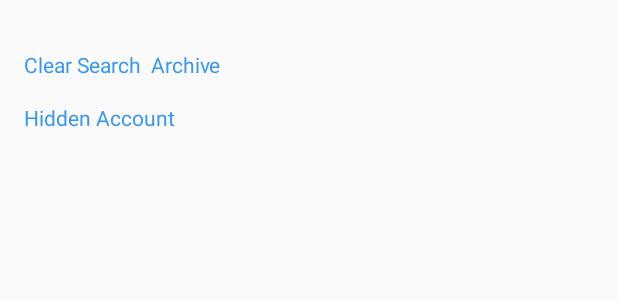
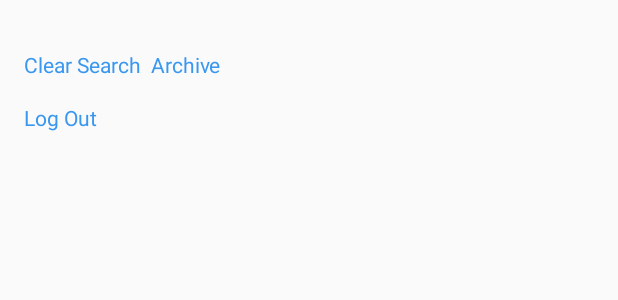
Before and after one commit to aslan564/instagramcloneapp, an Android app: the layout activity_profile_settings.xml on its own in the app's theme, with its tools: preview values and no code run, on a phone screen of 412 x 824 dp. Shown: the part 432-732 px from the top of the screen. Run offline under Robolectric (Android 15) with nearby library versions, the phone set to English and light mode, and no system bars; plain views replace BottomNavigationViewEx.

Commit message:
create profile commit

```diff
--- a/app/build.gradle
+++ b/app/build.gradle
@@ -33,6 +33,7 @@ dependencies {
     //noinspection GradleCompatible
     implementation 'com.android.support:design:28.0.0'
     implementation 'androidx.viewpager2:viewpager2:1.0.0'
+    implementation 'androidx.legacy:legacy-support-v4:1.0.0'
     testImplementation 'junit:junit:4.13'
     androidTestImplementation 'androidx.test.ext:junit:1.1.1'
     androidTestImplementation 'androidx.test.espresso:espresso-core:3.2.0'
--- a/app/src/main/res/layout/activity_profile_settings.xml
+++ b/app/src/main/res/layout/activity_profile_settings.xml
@@ -5,7 +5,10 @@
     android:layout_width="match_parent"
     android:layout_height="match_parent"
     tools:context=".Profile.ProfileSettingsActivity">
-
+<androidx.constraintlayout.widget.ConstraintLayout
+    android:id="@+id/profileUserSettingContainer"
+    android:layout_width="match_parent"
+    android:layout_height="match_parent">
     <ImageView
         android:id="@+id/backProfileImg"
         android:layout_width="40dp"
@@ -125,7 +128,7 @@
         android:layout_marginTop="16dp"
         android:layout_marginEnd="16dp"
         android:textColor="@color/instaSearchClear"
-        android:text="Hidden Account"
+        android:text="@string/log_out_sett_fragment"
         app:layout_constraintEnd_toEndOf="parent"
         app:layout_constraintStart_toStartOf="parent"
         app:layout_constraintTop_toBottomOf="@+id/tvClearSearchArchive" />
@@ -150,4 +153,14 @@
         app:menu="@menu/botom_navigation_view">
 
     </com.ittianyu.bottomnavigationviewex.BottomNavigationViewEx>
+
 </androidx.constraintlayout.widget.ConstraintLayout>
+
+    <FrameLayout
+        android:id="@+id/profileSettingsContainerLayout"
+        android:layout_width="match_parent"
+        android:layout_height="match_parent">
+
+    </FrameLayout>
+
+</androidx.constraintlayout.widget.ConstraintLayout>
--- a/app/src/main/res/values/strings.xml
+++ b/app/src/main/res/values/strings.xml
@@ -1,3 +1,6 @@
 <resources>
     <string name="app_name">InstaKloneApp</string>
+    <!-- TODO: Remove or change this placeholder text -->
+    <string name="hello_blank_fragment">Hello blank fragment</string>
+    <string name="log_out_sett_fragment">Log Out</string>
 </resources>
```
Also changed, not shown: app/src/main/java/com/aslanovaslan/instakloneapp/Profile/ProfileSettingsActivity.kt (+44 -5 lines).
